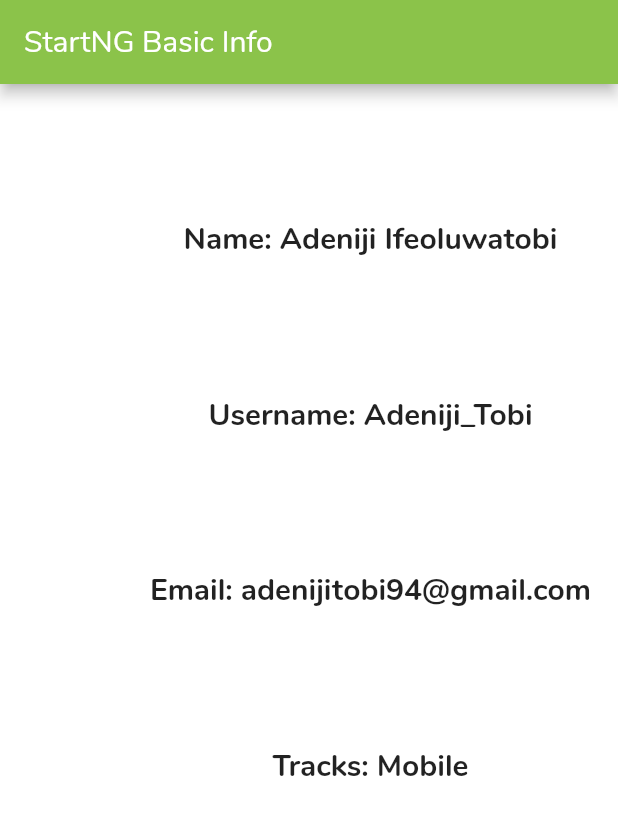
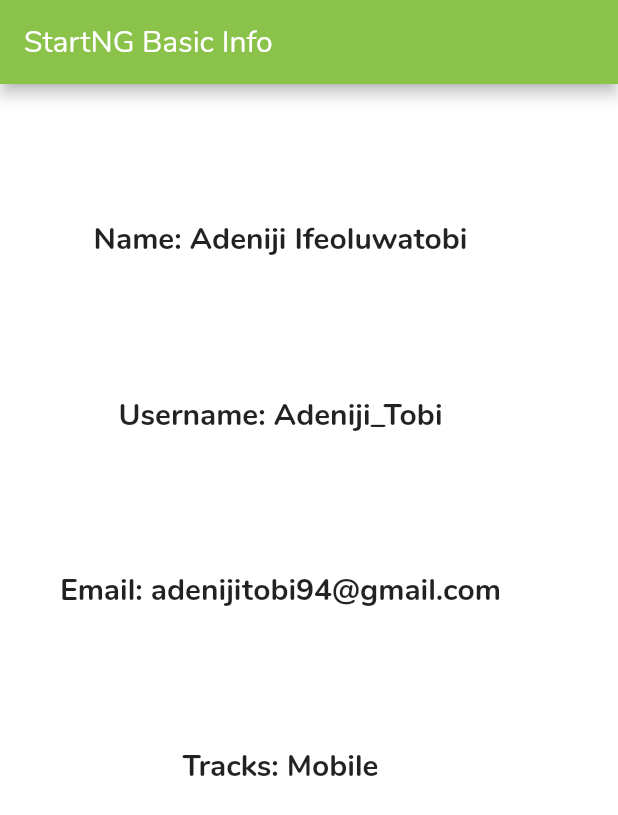
Before and after one commit to TobiAdeniji94/StartNg_Flutter_Task, a Flutter app: the screen it shows after launch, on a phone screen of 412 x 824 dp. Shown: the top 815 px of the screen. Run offline on Flutter 3.47's test engine with Material 2 defaults, Android fonts, the phone set to English and light mode, and no system bars.

Commit message:
First Flutter App

```diff
--- a/lib/main.dart
+++ b/lib/main.dart
@@ -23,7 +23,7 @@ class MyApp extends StatelessWidget {
           children: <Widget>[
             Container(
 
-              padding: EdgeInsets.fromLTRB(100.0,90.0,0.0,0.0),
+              padding: EdgeInsets.fromLTRB(40.0,90.0,0.0,0.0),
               child: Text('Name: Adeniji Ifeoluwatobi',
               style: TextStyle(
                 fontWeight: FontWeight.bold,
@@ -33,7 +33,7 @@ class MyApp extends StatelessWidget {
               ),
             ),
             Container(
-              padding: EdgeInsets.fromLTRB(100.0,90.0,0.0,0.0),
+              padding: EdgeInsets.fromLTRB(40.0,90.0,0.0,0.0),
               child: Text('Username: Adeniji_Tobi',
                 style: TextStyle(
                   fontWeight: FontWeight.bold,
@@ -43,7 +43,7 @@ class MyApp extends StatelessWidget {
               ),
             ),
             Container(
-              padding: EdgeInsets.fromLTRB(100.0, 90.0, 0.0, 0.0),
+              padding: EdgeInsets.fromLTRB(40.0, 90.0, 0.0, 0.0),
               child: Text('Email: adenijitobi94@gmail.com',
               style: TextStyle(
                 fontWeight: FontWeight.bold,
@@ -53,7 +53,7 @@ class MyApp extends StatelessWidget {
               ),
             ),
             Container(
-              padding: EdgeInsets.fromLTRB(100.0, 90.0, 0.0, 0.0),
+              padding: EdgeInsets.fromLTRB(40.0, 90.0, 0.0, 0.0),
               child: Text('Tracks: Mobile',
                 style: TextStyle(
                   fontWeight: FontWeight.bold,
```
